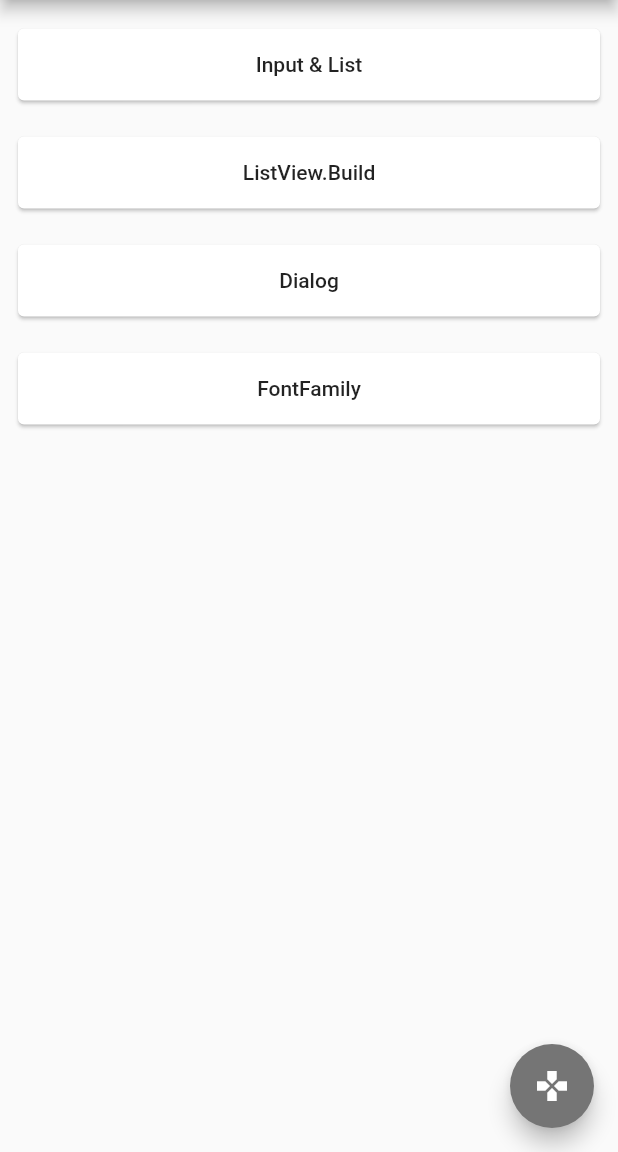
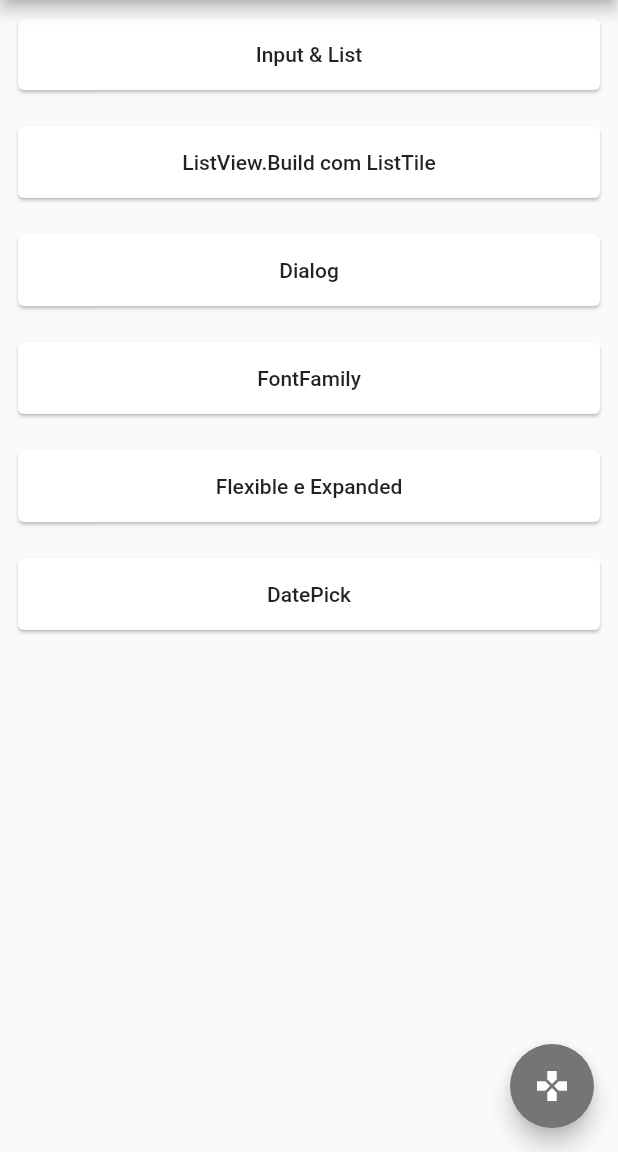
Before and after one commit to HelioRDF/projetoTeste, a Flutter app: the screen it shows after launch, on a phone screen of 412 x 824 dp, the part 84-1236 px from its top. Run offline on Flutter 3.47's test engine with Material 2 defaults, Android fonts, the phone set to English and light mode, and no system bars; our stand-ins replace splashscreen.

Commit message:
DatePick

```diff
--- a/lib/Componentes/CardExemplo.dart
+++ b/lib/Componentes/CardExemplo.dart
@@ -1,8 +1,12 @@
 import 'package:flutter/material.dart';
+import 'package:projetoTeste/View/DatePick.dart';
+import 'package:projetoTeste/View/Flexible_Expanded.dart';
 import 'package:projetoTeste/View/FontFamily.dart';
 import 'package:projetoTeste/View/Input.dart';
 import 'package:projetoTeste/View/ListViewBuild.dart';
 import 'package:projetoTeste/View/DialogView.dart';
+
+import 'EstruturaCard.dart';
 
 class CardExemplo extends StatelessWidget {
   @override
@@ -11,61 +15,12 @@ class CardExemplo extends StatelessWidget {
       child: Column(
         crossAxisAlignment: CrossAxisAlignment.start,
         children: [
-          Padding(
-            padding:
-                const EdgeInsets.only(top: 15, bottom: 8, left: 8, right: 8),
-            child: Card(
-              child: FlatButton(
-                minWidth: double.infinity,
-                child: Text(
-                  "Input & List",
-                ),
-                onPressed: () => {
-                  Navigator.push(
-                      context, MaterialPageRoute(builder: (context) => Input()))
-                },
-              ),
-            ),
-          ),
-          Padding(
-            padding: const EdgeInsets.all(8.0),
-            child: Card(
-              child: FlatButton(
-                minWidth: double.infinity,
-                child: Text("ListView.Build"),
-                onPressed: () => {
-                  Navigator.push(context,
-                      MaterialPageRoute(builder: (context) => ListViewBuild()))
-                },
-              ),
-            ),
-          ),
-          Padding(
-            padding: const EdgeInsets.all(8.0),
-            child: Card(
-              child: FlatButton(
-                minWidth: double.infinity,
-                child: Text("Dialog"),
-                onPressed: () => {
-                  Navigator.push(context,
-                      MaterialPageRoute(builder: (context) => DialogView()))
-                },
-              ),
-            ),
-          ),
-          Padding(
-            padding: const EdgeInsets.all(8.0),
-            child: Card(
-              child: FlatButton(
-                minWidth: double.infinity,
-                child: Text("FontFamily"),
-                onPressed: () => {
-                  Navigator.push(context,
-                      MaterialPageRoute(builder: (context) => FontFamily()))
-                },
-              ),
-            ),
-          ),
+          EstruturaCard("Input & List", Input()),
+          EstruturaCard("ListView.Build com ListTile", ListViewBuild()),
+          EstruturaCard("Dialog", DialogView()),
+          EstruturaCard("FontFamily", FontFamily()),
+          EstruturaCard("Flexible e Expanded", Flexible_Expanded()),
+          EstruturaCard("DatePick",DatePick()),
         ],
       ),
     );
--- /dev/null
+++ b/lib/Componentes/EstruturaCard.dart
@@ -0,0 +1,28 @@
+import 'package:flutter/material.dart';
+import 'package:projetoTeste/View/Flexible_Expanded.dart';
+
+class EstruturaCard extends StatelessWidget {
+
+   String texto;
+   var local;
+EstruturaCard(this.texto, this.local);
+
+  @override
+  Widget build(BuildContext context) {
+    return        Padding(
+            padding: const EdgeInsets.all(8.0),
+            child: Card(
+              child: FlatButton(
+                minWidth: double.infinity,
+                child: Text(texto),
+                onPressed: () => {
+                  Navigator.push(
+                      context,
+                      MaterialPageRoute(
+                          builder: (context) =>local))
+                },
+              ),
+            ),
+          );
+  }
+}
--- a/lib/View/DialogView.dart
+++ b/lib/View/DialogView.dart
@@ -1,6 +1,8 @@
 import 'package:flutter/material.dart';
 import 'package:projetoTeste/Componentes/FormInput.dart';
 import 'package:projetoTeste/Model/Pessoa.dart';
+
+import '../Componentes/ListaUsuário.dart';
 
 class DialogView extends StatefulWidget {
   @override
@@ -56,7 +58,7 @@ class _DialogViewState extends State<DialogView> {
                 ],
               ),
             )
-          : Text(""),
+          : ListaUsuario(pessoas),
       floatingActionButton: FloatingActionButton(
         onPressed: () {
           showModalBottomSheet(
--- a/pubspec.yaml
+++ b/pubspec.yaml
@@ -29,6 +29,7 @@ dependencies:
   # Use with the CupertinoIcons class for iOS style icons.
   cupertino_icons: ^1.0.0
   splashscreen: ^1.3.5
+  intl: ^0.16.1
 
 dev_dependencies:
   flutter_test:
```
Also changed, not shown: lib/View/DatePick.dart (added, +59 -0 lines), lib/View/Flexible_Expanded.dart (added, +43 -0 lines), lib/View/ListViewBuild.dart (+12 -6 lines), pubspec.lock.
